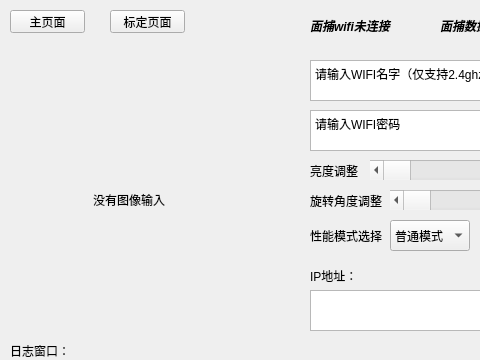
This is ui/face_tracker_window.ui in DJI-B/papertracker_Qt as Qt 5 draws it before an edit; both pictures show x 0 to 480 and y 0 to 360 of the 839 by 561 pixel window. The edited form follows.
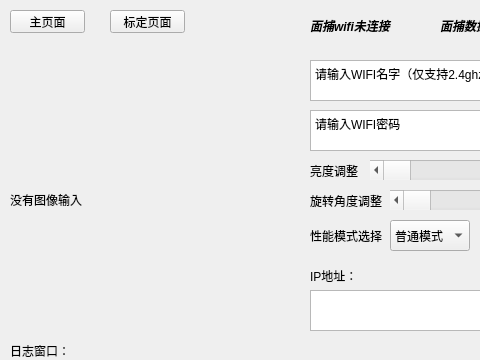
This is the edited form. The open tabs and pages were chosen to show the change.

Patch:
```diff
--- a/ui/face_tracker_window.ui
+++ b/ui/face_tracker_window.ui
@@ -39,7 +39,7 @@
       </rect>
      </property>
      <property name="text">
-      <string>                         没有图像输入</string>
+      <string>没有图像输入</string>
      </property>
      <property name="textInteractionFlags">
       <set>Qt::TextInteractionFlag::NoTextInteraction</set>
```
